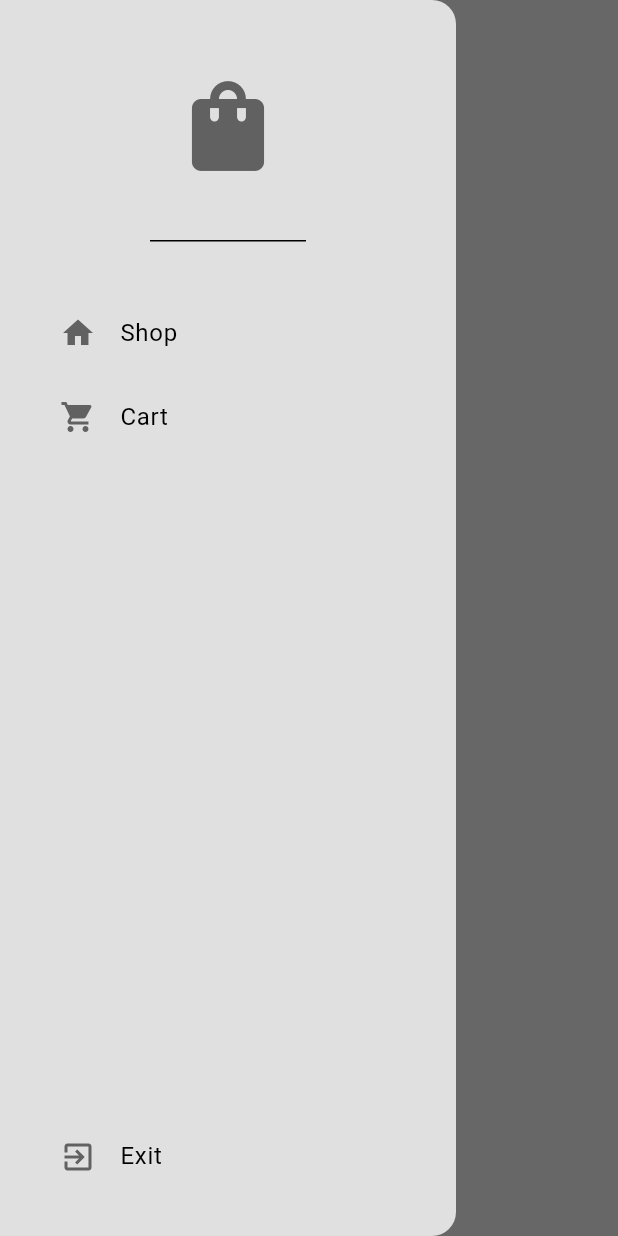
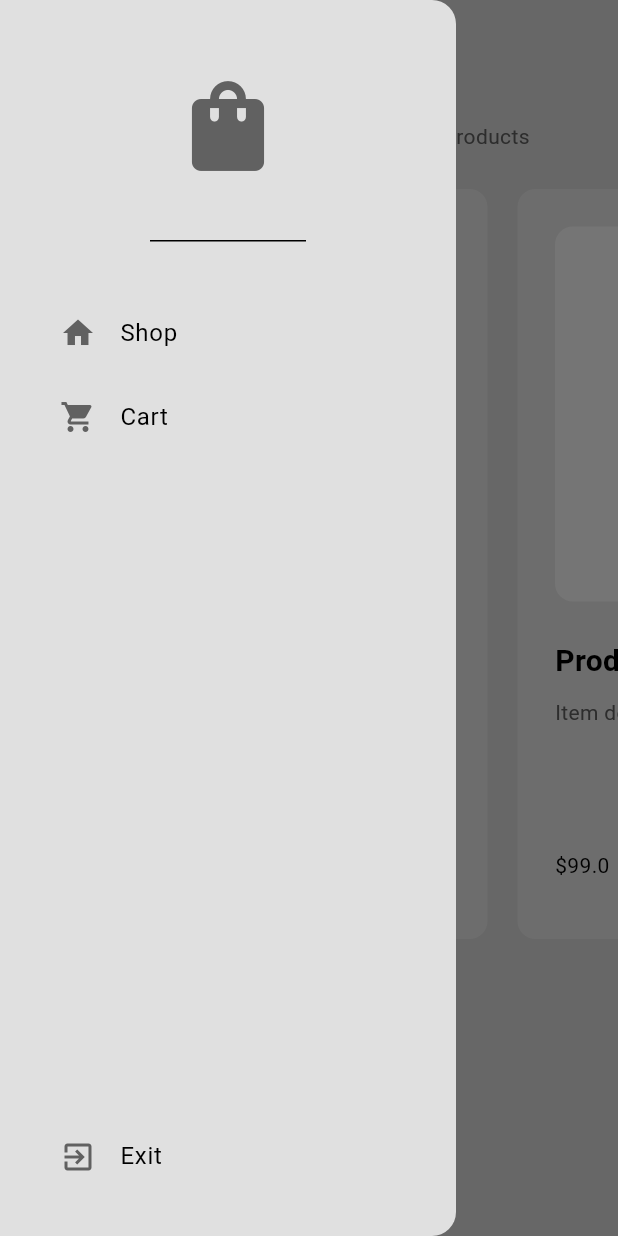
Before and after one commit to AgrPaavan/flutter-minimal-ecommerce-app, a Flutter app: the ShopPage screen opened by its route, with the side drawer open, on a phone screen of 412 x 824 dp. Run offline on Flutter 3.47's test engine with Material 3 defaults, Android fonts, the phone set to English and light mode, and no system bars.

Commit message:
Refactor ShopPage to display a list of products from the Shop model

```diff
--- a/lib/pages/shop_page.dart
+++ b/lib/pages/shop_page.dart
@@ -1,11 +1,16 @@
 import 'package:flutter/material.dart';
 import 'package:minimal_ecommerce_app/components/my_drawer.dart';
+import 'package:minimal_ecommerce_app/components/product_tile.dart';
+import 'package:minimal_ecommerce_app/models/shop.dart';
+import 'package:provider/provider.dart';
 
 class ShopPage extends StatelessWidget {
   const ShopPage({super.key});
 
   @override
   Widget build(BuildContext context) {
+    final products = context.watch<Shop>().shop;
+
     return Scaffold(
       backgroundColor: Theme.of(context).colorScheme.surface,
       appBar: AppBar(
@@ -14,7 +19,32 @@ class ShopPage extends StatelessWidget {
         elevation: 0,
         title: const Text("Shop Page"),
       ),
-      drawer: MyDrawer(),
+      drawer: const MyDrawer(),
+      body: ListView(
+        children: [
+          const SizedBox(height: 25),
+          Center(
+            child: Text(
+              'Pick from a selected list of premium products',
+              style: TextStyle(
+                color: Theme.of(context).colorScheme.inversePrimary,
+              ),
+            ),
+          ),
+          SizedBox(
+            height: 550,
+            child: ListView.builder(
+              scrollDirection: Axis.horizontal,
+              padding: const EdgeInsets.all(15.0),
+              itemCount: products.length,
+              itemBuilder: (context, index) {
+                final product = products[index];
+                return ProductTile(product: product);
+              },
+            ),
+          ),
+        ],
+      ),
     );
   }
 }
```
